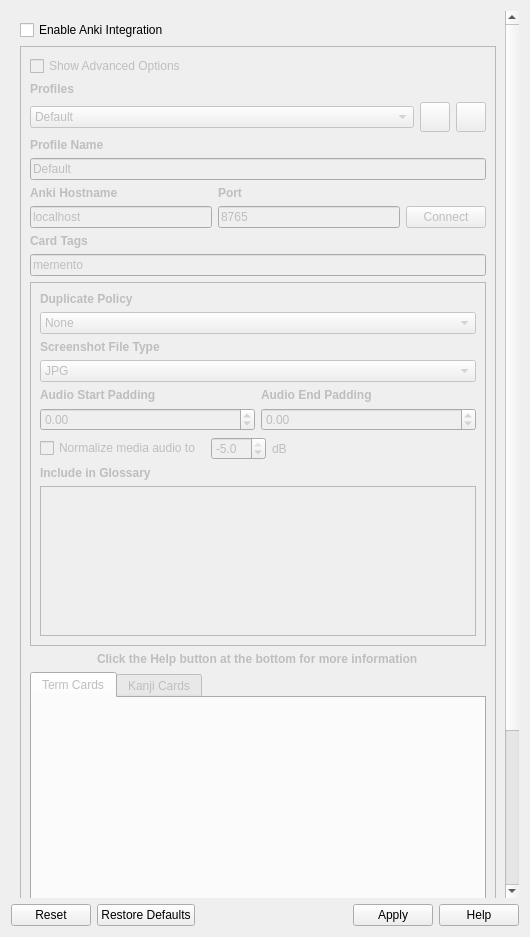
ripose-jp/Memento, file src/gui/widgets/settings/ankisettings.ui: the form before one commit.
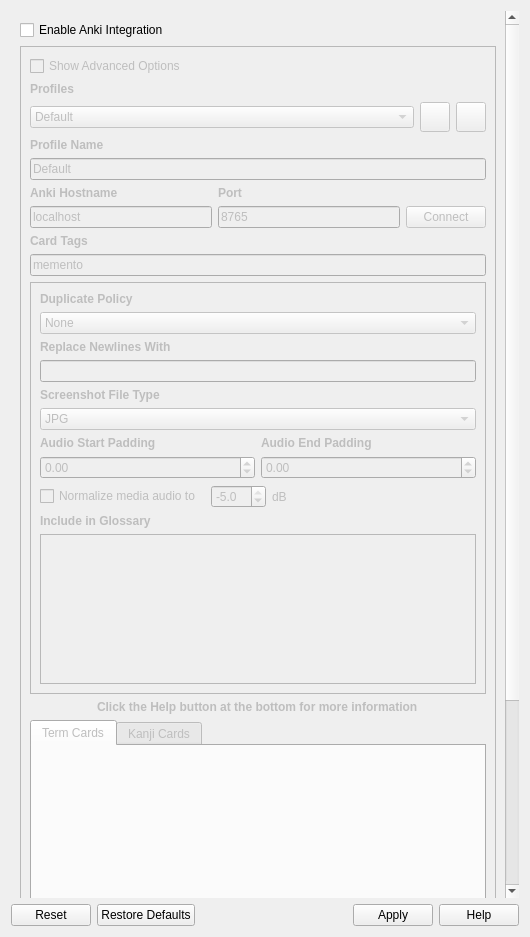
The form after the commit. Custom widgets are drawn as their Qt base class.

Commit message:
ankisettings: added ability to change what newlines are replaced with
Some people prefer not to use <br>, so this is nice for them.

Diff of the .ui file:
```diff
--- a/src/gui/widgets/settings/ankisettings.ui
+++ b/src/gui/widgets/settings/ankisettings.ui
@@ -34,7 +34,7 @@
         <x>0</x>
         <y>0</y>
         <width>497</width>
-        <height>1262</height>
+        <height>1332</height>
        </rect>
       </property>
       <layout class="QVBoxLayout" name="verticalLayout_4">
@@ -322,6 +322,26 @@
                </item>
               </widget>
              </item>
+             <item>
+              <widget class="QLabel" name="labelNewlineReplacer">
+               <property name="font">
+                <font>
+                 <weight>75</weight>
+                 <bold>true</bold>
+                </font>
+               </property>
+               <property name="text">
+                <string>Replace Newlines With</string>
+               </property>
+              </widget>
+             </item>
+             <item>
+              <widget class="QLineEdit" name="lineEditNewlineReplacer">
+               <property name="toolTip">
+                <string>&lt;html&gt;&lt;head/&gt;&lt;body&gt;&lt;p&gt;Replaces newlines with the value specified.&lt;/p&gt;&lt;p&gt;By default newlines are substituted with &amp;lt;br&amp;gt; because HTML does not render newlines as line breaks.&lt;/p&gt;&lt;/body&gt;&lt;/html&gt;</string>
+               </property>
+              </widget>
+             </item>
              <item>
               <widget class="QLabel" name="labelScreenshot">
                <property name="font">
```
The commit also changes 4 other files.
